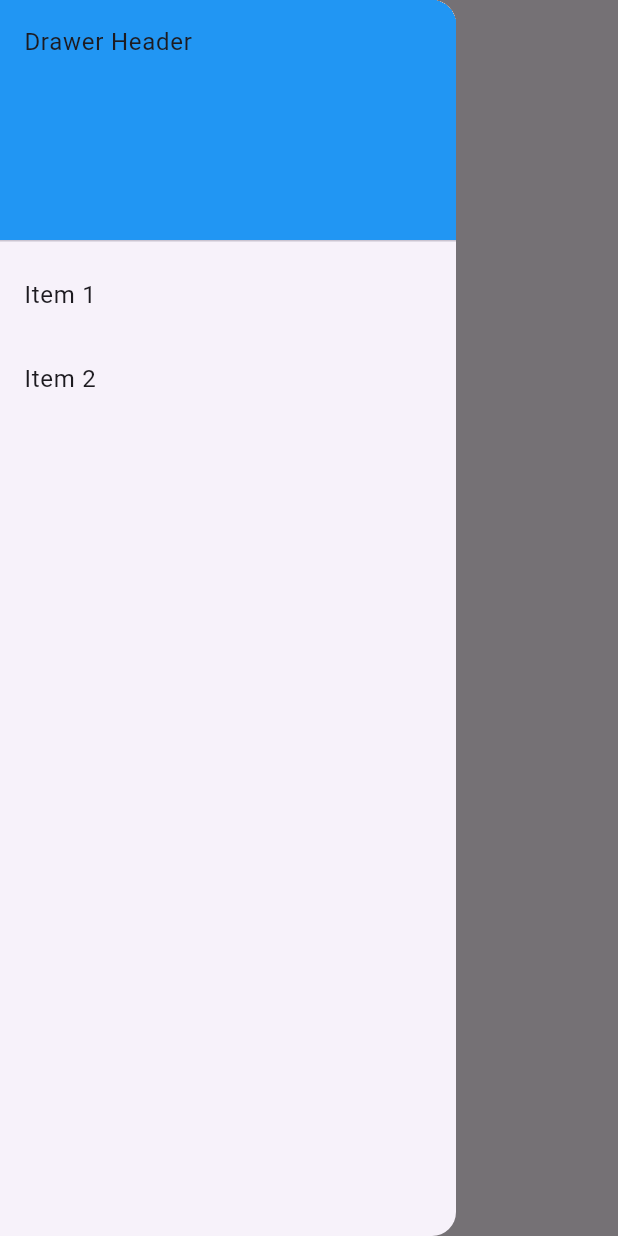
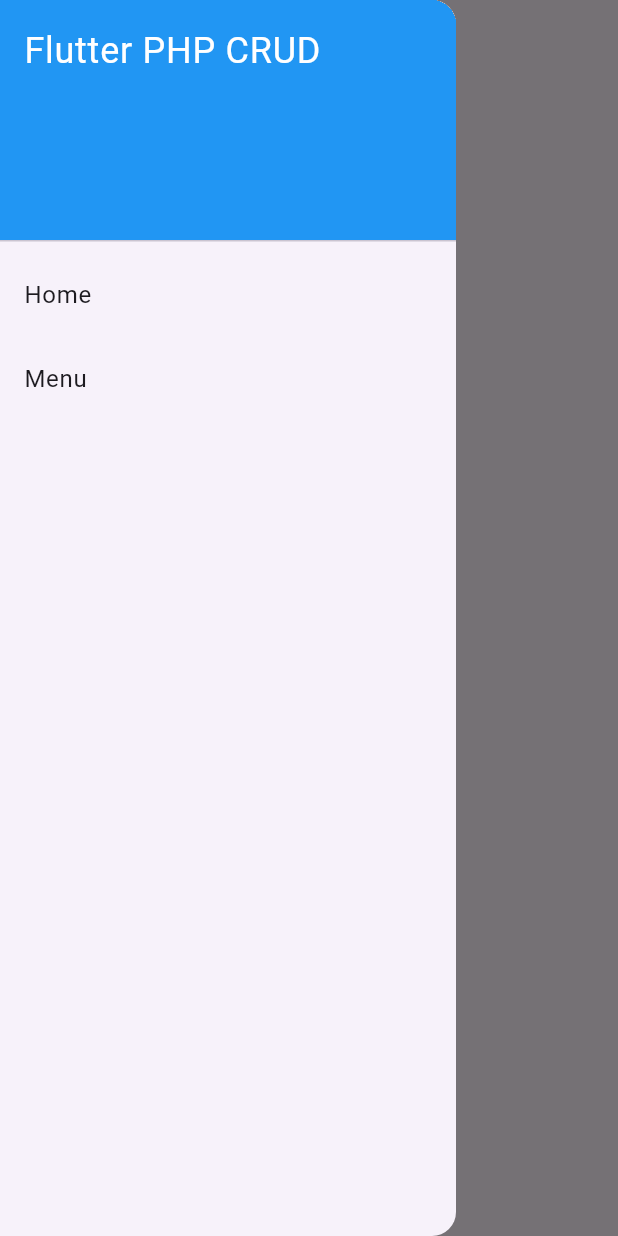
Before and after one commit to deaww77/flutter_msqlcrud, a Flutter app: the HomeScreen screen opened by its route, with the side drawer open, on a phone screen of 412 x 824 dp. Run offline on Flutter 3.47's test engine with Material 3 defaults, Android fonts, the phone set to English and light mode, and no system bars; network calls fail.

Commit message:
add pop up and change drawer

```diff
--- a/lib/components/drawer.dart
+++ b/lib/components/drawer.dart
@@ -16,10 +16,13 @@ class _MyDrawerState extends State<MyDrawer> {
         children: [
           const DrawerHeader(
             decoration: BoxDecoration(color: Colors.blue),
-            child: Text('Drawer Header'),
+            child: Text(
+              'Flutter PHP CRUD',
+              style: TextStyle(color: Colors.white, fontSize: 24),
+            ),
           ),
-          ListTile(title: const Text('Item 1'), onTap: () {}),
-          ListTile(title: const Text('Item 2'), onTap: () {}),
+          ListTile(title: const Text('Home'), onTap: () {}),
+          ListTile(title: const Text('Menu'), onTap: () {}),
         ],
       ),
     );
```
Also changed, not shown: lib/screens/home_screen.dart (+24 -1 lines).
